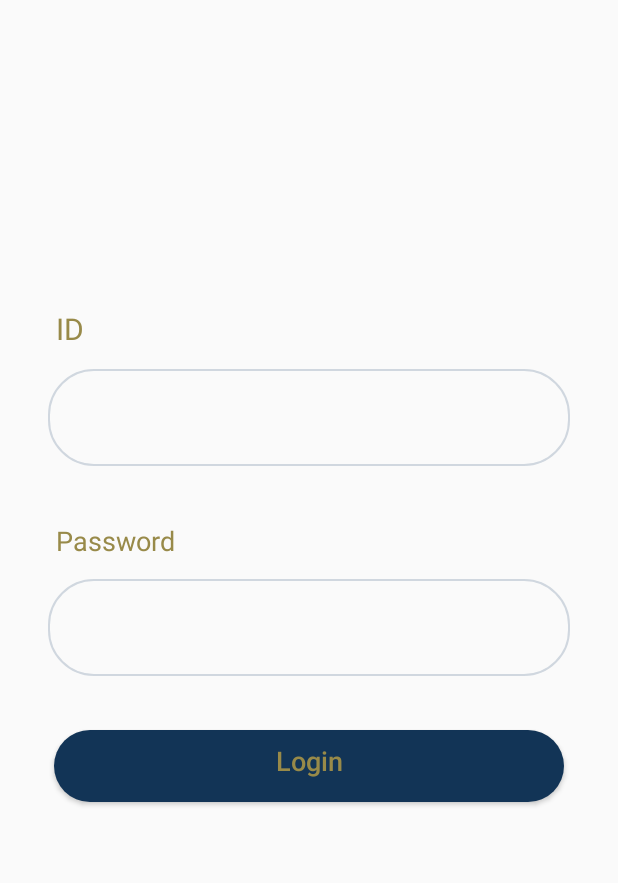
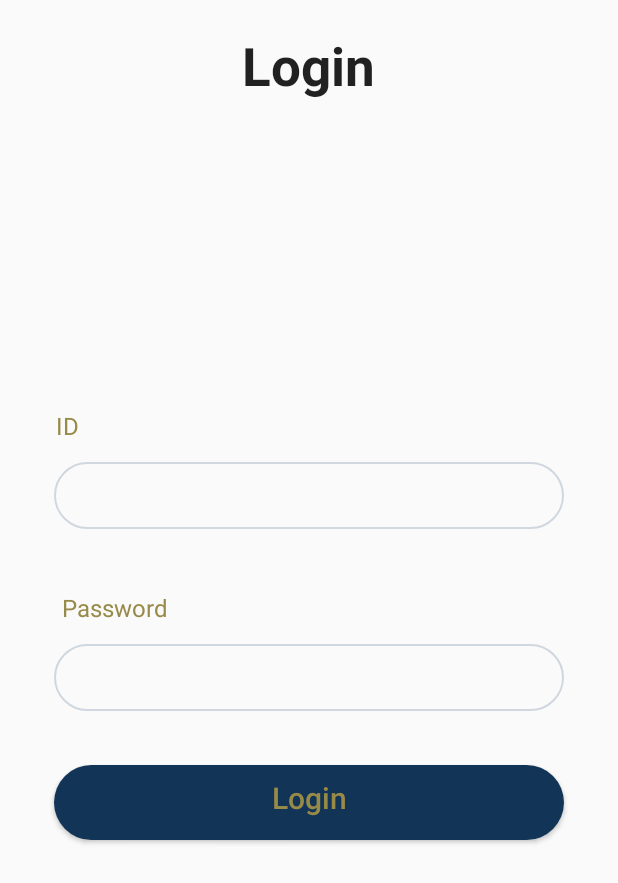
Before and after one commit to ahmedNagar123/project_sallab, an Android app: the screen it shows after launch (LoginActivity), on a phone screen of 412 x 824 dp. Shown: the top 883 px of the screen. Run offline under Robolectric (Android 15) with nearby library versions, the phone set to English and light mode, and no system bars.

Commit message:
modify is app

```diff
--- a/app/src/main/java/com/example/team_sallab/Activity/HomeActivity.java
+++ b/app/src/main/java/com/example/team_sallab/Activity/HomeActivity.java
@@ -1,9 +1,10 @@
 package com.example.team_sallab.Activity;
 
-import android.support.v7.app.AppCompatActivity;
 import android.os.Bundle;
 
 import com.example.team_sallab.R;
+
+import androidx.appcompat.app.AppCompatActivity;
 
 public class HomeActivity extends AppCompatActivity {
 
--- a/app/src/main/java/com/example/team_sallab/Activity/LoginActivity.java
+++ b/app/src/main/java/com/example/team_sallab/Activity/LoginActivity.java
@@ -1,21 +1,31 @@
 package com.example.team_sallab.Activity;
 
 import android.content.Intent;
-import android.support.v7.app.AppCompatActivity;
 import android.os.Bundle;
+import android.text.TextUtils;
 import android.util.Log;
+import android.view.View;
+import android.widget.Button;
+import android.widget.EditText;
 import android.widget.Toast;
+
+import com.example.team_sallab.Api.ApiUtils;
 import com.example.team_sallab.Api.LoginApi;
 import com.example.team_sallab.R;
 import com.example.team_sallab.Model.loginModel;
+
+import androidx.appcompat.app.AppCompatActivity;
 import retrofit2.Call;
 import retrofit2.Callback;
 import retrofit2.Response;
 import retrofit2.Retrofit;
 import static com.example.team_sallab.Api.RetrofitClient.getInstance;
 
-public class LoginActivity extends AppCompatActivity implements Callback<loginModel> {
+public class LoginActivity extends AppCompatActivity implements Callback<loginModel>, View.OnClickListener {
 
+    EditText etuserName,etpassword;
+    Button btnLogin;
+     LoginApi login;
 
 
     @Override
@@ -23,26 +33,53 @@ public class LoginActivity extends AppCompatActivity implements Callback<loginMo
         super.onCreate(savedInstanceState);
         setContentView(R.layout.activity_login);
 
-        Retrofit retrofit = getInstance("http://192.168.1.127/testApi/login.php");
-        LoginApi login = retrofit.create(LoginApi.class);
-        Call<loginModel> call = login.getData("name", "123456");
-        call.enqueue(this);
+        etuserName=findViewById(R.id.etID);
+        etpassword=findViewById(R.id.etPassword);
+        btnLogin=findViewById(R.id.btSignup3);
+        btnLogin.setOnClickListener(this);
+        login= ApiUtils.getLogin();
+
+
+
     }
 
+    @Override
+    public void onClick(View v) {
+        String userName = etuserName.getText().toString();
+        String password = etpassword.getText().toString();
+        // validate form
+        if (!TextUtils.isEmpty(userName) && !TextUtils.isEmpty(password)){
+            doLogin(userName,password);
+        }else
+            Toast.makeText(this, "All field Require", Toast.LENGTH_SHORT).show();
+
+
+    }
+
+    private void doLogin(String userName, String password) {
+        Call<loginModel> call = login.getData(userName, password);
+        call.enqueue(this);
+
+
+    }
 
 
     @Override
     public void onResponse(Call<loginModel> call, Response<loginModel> response) {
-        if(response.isSuccessful())
-        {
-            if(response.body().getName() == "Entered name" && response.body().getPassword() == "Entered passwored")
-            {
-                //TODO
-                // open second activity
-                startActivity(new Intent(LoginActivity.this,HomeActivity.class));
-            }else{
-                Log.e("error",response.message());
+        if(response.isSuccessful()) {
+            loginModel loginModel = response.body();
+            if (loginModel.getMessage().equals("true")) {
+                // login start Activity
+                Log.e("success",response.message());
+
+            } else {
+                Toast.makeText(this, "userName And Password Incorrect", Toast.LENGTH_SHORT).show();
+
             }
+
+            } else {
+            Toast.makeText(this, "Error please try Again !!", Toast.LENGTH_SHORT).show();
+
         }
     }
 
--- a/app/src/main/java/com/example/team_sallab/Activity/MainActivity.java
+++ b/app/src/main/java/com/example/team_sallab/Activity/MainActivity.java
@@ -2,10 +2,11 @@ package com.example.team_sallab.Activity;
 
 import android.content.Intent;
 import android.os.Handler;
-import android.support.v7.app.AppCompatActivity;
 import android.os.Bundle;
 
 import com.example.team_sallab.R;
+
+import androidx.appcompat.app.AppCompatActivity;
 
 public class MainActivity extends AppCompatActivity {
 
--- /dev/null
+++ b/app/src/main/java/com/example/team_sallab/Api/ApiUtils.java
@@ -0,0 +1,8 @@
+package com.example.team_sallab.Api;
+
+public class ApiUtils {
+    public static final String  BASE_URL="http://127.0.0.1/testApi/";
+    public static LoginApi getLogin(){
+        return RetrofitClient.getInstance(BASE_URL).create(LoginApi.class);
+    }
+}
--- a/app/src/main/java/com/example/team_sallab/Api/LoginApi.java
+++ b/app/src/main/java/com/example/team_sallab/Api/LoginApi.java
@@ -1,4 +1,6 @@
 package com.example.team_sallab.Api;
+
+import android.widget.EditText;
 
 import com.example.team_sallab.Model.loginModel;
 
@@ -6,12 +8,14 @@ import retrofit2.Call;
 import retrofit2.http.Field;
 import retrofit2.http.FormUrlEncoded;
 import retrofit2.http.GET;
+import retrofit2.http.POST;
+import retrofit2.http.Path;
 
 public interface LoginApi {
     @FormUrlEncoded
-    @GET("login.php")
+    @POST("login.php/{userName}/{password}")
     Call<loginModel> getData(
-            @Field("userName")String userName,
-            @Field("password") String password
+            @Path("userName") String userName,
+            @Path("password") String password
     );
 }
--- a/app/src/main/java/com/example/team_sallab/Api/RetrofitClient.java
+++ b/app/src/main/java/com/example/team_sallab/Api/RetrofitClient.java
@@ -4,7 +4,15 @@ import retrofit2.Retrofit;
 import retrofit2.converter.gson.GsonConverterFactory;
 
 public class RetrofitClient {
-    public static Retrofit getInstance(String url){
-      return new Retrofit.Builder().baseUrl(url).addConverterFactory(GsonConverterFactory.create()).build();
+    private static Retrofit retrofit=null;
+
+    public static Retrofit getInstance(String url) {
+        if (retrofit == null) {
+            retrofit= new Retrofit.Builder()
+                    .baseUrl(url)
+                    .addConverterFactory(GsonConverterFactory.create())
+                    .build();
+        }
+        return retrofit;
     }
 }
--- a/app/src/main/res/layout/activity_home.xml
+++ b/app/src/main/res/layout/activity_home.xml
@@ -1,9 +1,9 @@
 <?xml version="1.0" encoding="utf-8"?>
-<android.support.constraint.ConstraintLayout xmlns:android="http://schemas.android.com/apk/res/android"
+<androidx.constraintlayout.ConstraintLayout xmlns:android="http://schemas.android.com/apk/res/android"
     xmlns:app="http://schemas.android.com/apk/res-auto"
     xmlns:tools="http://schemas.android.com/tools"
     android:layout_width="match_parent"
     android:layout_height="match_parent"
     tools:context=".Activity.HomeActivity">
 
-</android.support.constraint.ConstraintLayout>
+</androidx.constraintlayout.ConstraintLayout>
--- a/app/src/main/res/layout/activity_login.xml
+++ b/app/src/main/res/layout/activity_login.xml
@@ -1,24 +1,26 @@
 <?xml version="1.0" encoding="utf-8"?>
-<LinearLayout xmlns:android="http://schemas.android.com/apk/res/android"
+<ScrollView xmlns:android="http://schemas.android.com/apk/res/android"
     xmlns:app="http://schemas.android.com/apk/res-auto"
     xmlns:tools="http://schemas.android.com/tools"
     android:layout_width="match_parent"
     android:layout_height="match_parent"
+    tools:context=".Activity.LoginActivity">
+<LinearLayout
+    android:layout_width="match_parent"
+    android:layout_height="wrap_content"
     android:orientation="vertical"
-    tools:context=".Activity.LoginActivity">
+    >
 
-
-    android:layout_width="match_parent"
-    android:layout_height="match_parent"
-    android:layout_marginStart="8dp"
-    android:layout_marginLeft="8dp"
-    android:layout_marginTop="0dp"
-    android:layout_marginEnd="8dp"
-    android:layout_marginRight="8dp"
-    android:layout_marginBottom="0dp"
-    android:orientation="vertical">
-
-
+<TextView
+    android:layout_width="wrap_content"
+    android:layout_height="wrap_content"
+    android:text="Login"
+    android:textAppearance="?android:attr/textAppearanceLarge"
+    android:textStyle="bold"
+    android:textSize="35sp"
+    android:layout_gravity="center_horizontal"
+    android:layout_marginTop="20dp"
+    />
     <TextView
         android:id="@+id/tvID"
         android:layout_width="match_parent"
@@ -29,40 +31,42 @@
         android:padding="5dp"
         android:text="ID"
         android:textColor="@color/secondary"
-        android:textSize="20dp" />
+        android:textSize="16sp" />
 
     <EditText
         android:id="@+id/etID"
         android:layout_width="match_parent"
         android:layout_height="wrap_content"
-        android:layout_marginStart="32dp"
+        android:layout_marginStart="36dp"
         android:layout_marginTop="8dp"
-        android:layout_marginEnd="32dp"
+        android:layout_marginEnd="36dp"
         android:background="@drawable/edit_bg"
         android:ems="10"
-        android:inputType="number" />
+        android:inputType="number"
+        android:padding="10dp"/>
 
     <TextView
         android:id="@+id/tvpassword3"
         android:layout_width="match_parent"
         android:layout_height="wrap_content"
-        android:layout_marginStart="32dp"
-        android:layout_marginTop="32dp"
-        android:layout_marginEnd="32dp"
+        android:layout_marginStart="36dp"
+        android:layout_marginTop="36dp"
+        android:layout_marginEnd="36dp"
         android:text="@string/password"
         android:textColor="@color/secondary"
-        android:textSize="18dp"
+        android:textSize="16sp"
         android:padding="5dp"/>
 
     <EditText
-        android:id="@+id/etID3"
+        android:id="@+id/etPassword"
         android:layout_width="match_parent"
         android:layout_height="wrap_content"
-        android:layout_marginStart="32dp"
+        android:layout_marginStart="36dp"
         android:layout_marginTop="8dp"
-        android:layout_marginEnd="32dp"
+        android:layout_marginEnd="36dp"
         android:background="@drawable/edit_bg"
         android:ems="10"
+        android:padding="10dp"
         android:inputType="numberPassword" />
 
     <Button
@@ -77,12 +81,12 @@
         android:onClick="login"
         android:text="@string/login"
         android:textColor="@color/secondary"
-        android:textSize="18dp"
+        android:textSize="20sp"
         android:textAllCaps="false"
         tools:ignore="OnClick"
         android:layout_marginRight="36dp"
         android:layout_marginLeft="32dp"
         android:textAlignment="center"/>
+</LinearLayout>
 
-
-</LinearLayout>
+</ScrollView>
--- a/app/src/main/res/layout/activity_main.xml
+++ b/app/src/main/res/layout/activity_main.xml
@@ -1,5 +1,5 @@
 <?xml version="1.0" encoding="utf-8"?>
-<android.support.constraint.ConstraintLayout xmlns:android="http://schemas.android.com/apk/res/android"
+<LinearLayout xmlns:android="http://schemas.android.com/apk/res/android"
     xmlns:app="http://schemas.android.com/apk/res-auto"
     xmlns:tools="http://schemas.android.com/tools"
     android:layout_width="match_parent"
@@ -9,4 +9,4 @@
 
 
 
-</android.support.constraint.ConstraintLayout>
+</LinearLayout>
```
Also changed, not shown: app/build.gradle (+7 -7 lines), app/src/main/AndroidManifest.xml (+10 -6 lines), app/src/main/java/com/example/team_sallab/Model/loginModel.java (+3 -6 lines), 1 other file.
